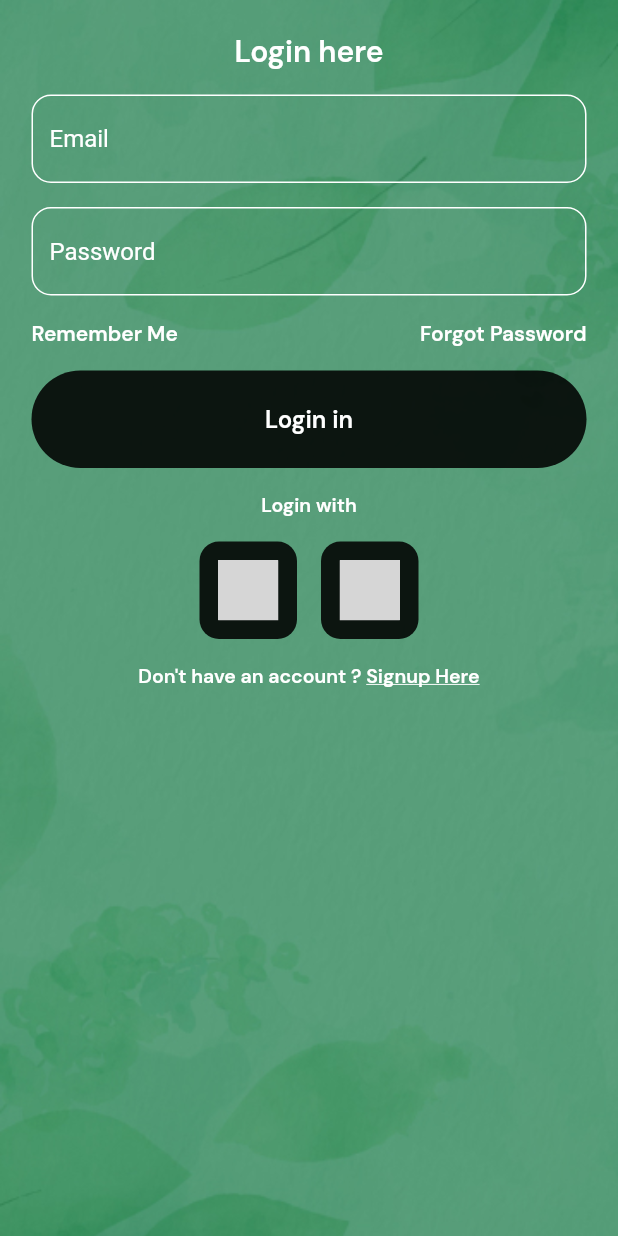
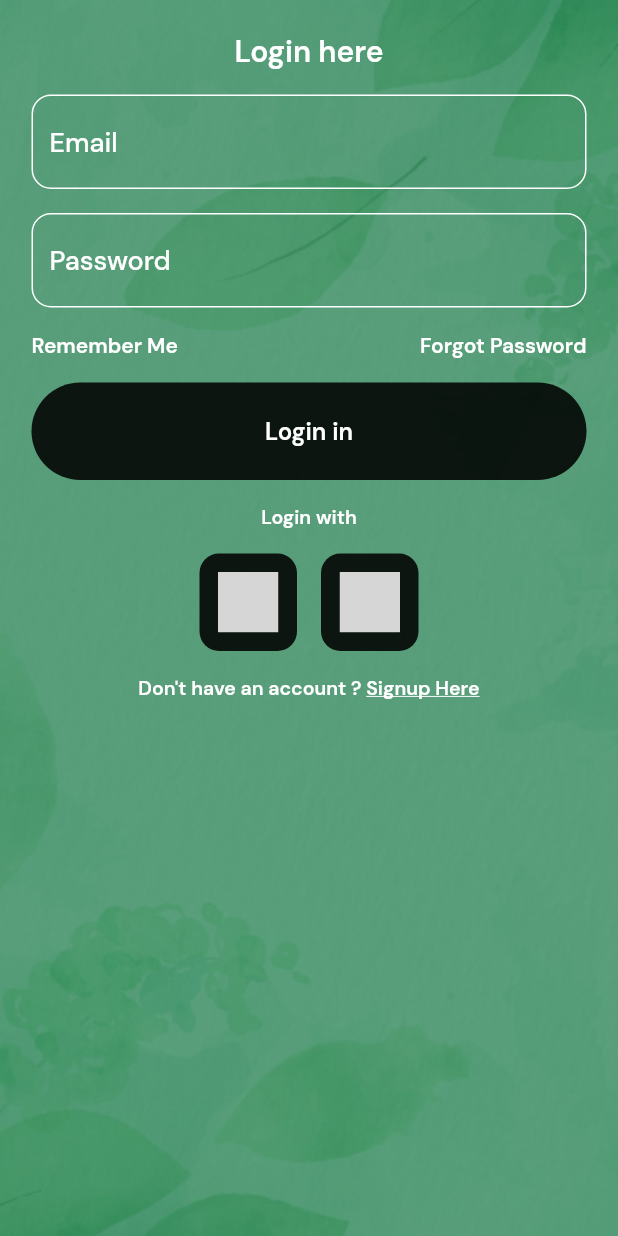
Before and after one commit to azazelyash/ecommerce-application, a Flutter app: the screen it shows after launch, after a tap on "Next", after a tap on "Continue", on a phone screen of 412 x 824 dp. Run offline on Flutter 3.47's test engine with Material 2 defaults, Android fonts, the phone set to English and light mode, and no system bars; our stand-ins replace carousel_slider, dio, flutter_svg, google_fonts, shimmer, smooth_page_indicator; missing offline and left inert: solar; project files that could hold a hidden picture were left out; grey boxes are pictures that could not be loaded.

Commit message:
Global Font

```diff
--- a/lib/main.dart
+++ b/lib/main.dart
@@ -1,9 +1,6 @@
-import 'package:abhyukthafoods/pages/auth/signuppage.dart';
-import 'package:abhyukthafoods/pages/profile/favouritepage.dart';
-import 'package:carousel_slider/carousel_slider.dart';
+import 'package:abhyukthafoods/pages/auth/onboardingpage.dart';
 import 'package:flutter/material.dart';
-import 'pages/auth/onboardingpage.dart';
-import 'comps/navbar.dart';
+import 'package:google_fonts/google_fonts.dart';
 
 void main() async {
   runApp(const MyApp());
@@ -11,12 +8,23 @@ void main() async {
 
 class MyApp extends StatelessWidget {
   const MyApp({Key? key}) : super(key: key);
-
+  final textTheme = GoogleFonts.dmSansTextTheme;
   @override
   Widget build(BuildContext context) {
-    return const MaterialApp(
+    return MaterialApp(
+      theme: ThemeData.from(
+        colorScheme: ColorScheme.fromSeed(
+            secondary: Colors.black,
+            seedColor: const Color.fromRGBO(20, 120, 70, 1)),
+        textTheme: textTheme(
+          const TextTheme(
+              bodyLarge: TextStyle(fontSize: 20),
+              titleMedium:
+                  TextStyle(fontSize: 18, fontWeight: FontWeight.w500)),
+        ),
+      ),
       debugShowCheckedModeBanner: false,
-      home: OnboardingPage(),
+      home: const OnboardingPage(),
     );
   }
 }
```
